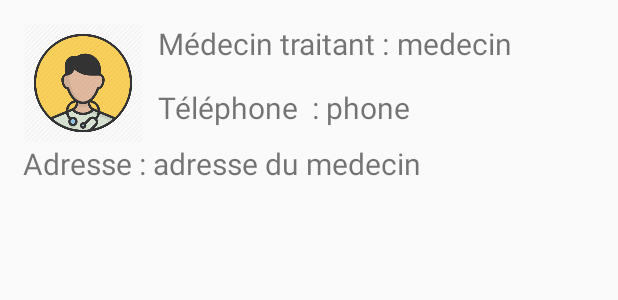
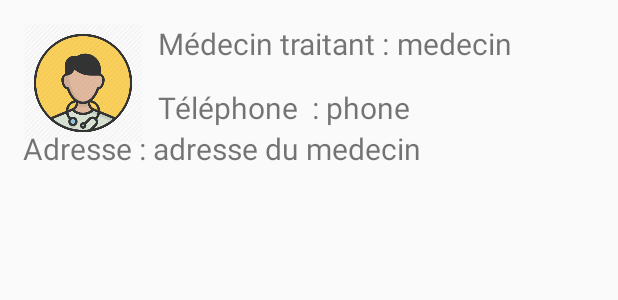
Before and after one commit to mohyahi/ProjetMobile, an Android app: the layout adapter_item_trait.xml on its own in the app's theme, with its tools: preview values and no code run, on a phone screen of 412 x 824 dp. Shown: the top 300 px of the screen. Run offline under Robolectric (Android 15) with nearby library versions, the phone set to English and light mode, and no system bars.

Commit message:
MedTrait2

```diff
--- a/app/src/main/AndroidManifest.xml
+++ b/app/src/main/AndroidManifest.xml
@@ -18,6 +18,7 @@
         <activity android:name=".RechercheMedecinActivity"></activity>
         <activity android:name=".AccueilActivity"></activity>
         <activity android:name=".AjoutTraitantActivity"></activity>
+        <activity android:name=".listTraitantsActivity"></activity>
         <activity android:name=".MainActivity">
             <intent-filter>
                 <action android:name="android.intent.action.MAIN" />
--- a/app/src/main/java/com/example/projet/Retrofitservice.kt
+++ b/app/src/main/java/com/example/projet/Retrofitservice.kt
@@ -8,7 +8,7 @@ object Retrofitservice {
 
     var gson = GsonBuilder().setLenient().create()
     val endpoint :Endpoint by lazy {
-        Retrofit.Builder().baseUrl("https://4c817caa.ngrok.io/").
+        Retrofit.Builder().baseUrl("https://f7bb12e3.ngrok.io/").
             addConverterFactory(GsonConverterFactory.create(gson)).
             build().create(Endpoint::class.java)
     }
--- a/app/src/main/res/layout/adapter_item_trait.xml
+++ b/app/src/main/res/layout/adapter_item_trait.xml
@@ -38,7 +38,7 @@
             android:id="@+id/tel_txt"
             android:layout_width="wrap_content"
             android:layout_height="wrap_content"
-            android:layout_below="@+id/fullname_txt"
+            android:layout_below="@+id/item_fullname"
             android:layout_marginTop="15dp"
             android:layout_marginLeft="10dp"
             android:layout_toRightOf="@+id/image"
@@ -59,7 +59,7 @@
             android:id="@+id/adresse_txt"
             android:layout_width="wrap_content"
             android:layout_height="wrap_content"
-            android:layout_below="@+id/image"
+            android:layout_below="@+id/item_tel"
             android:text="Adresse : "
             android:textSize="20dp"></TextView>
 
@@ -67,7 +67,7 @@
             android:id="@+id/item_adresse"
             android:layout_width="wrap_content"
             android:layout_height="wrap_content"
-            android:layout_below="@+id/image"
+            android:layout_below="@+id/item_tel"
             android:layout_toRightOf="@+id/adresse_txt"
             android:text="adresse du medecin"
             android:textSize="20dp"></TextView>
```
Also changed, not shown: app/src/main/java/com/example/projet/AccueilActiviy.kt (+5 -2 lines), app/src/main/java/com/example/projet/Endpoint.kt (+6 -2 lines), app/src/main/java/com/example/projet/listTraitantsActivity.kt (+22 -0 lines), 1229 other files.
